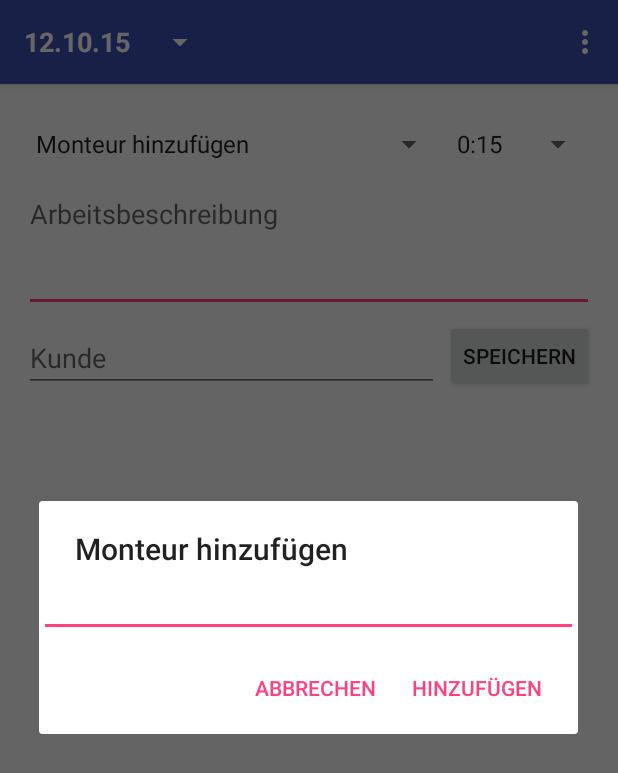
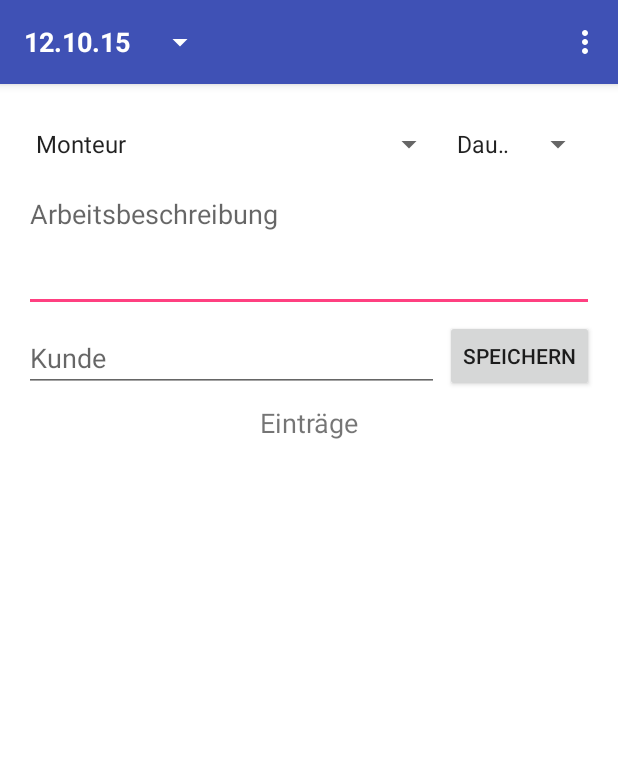
Before and after one commit to JohnAZoidberg/WochenBericht, an Android app: the screen it shows after launch (MainActivity), after a tap on "SPEICHERN", on a phone screen of 412 x 824 dp. Shown: the top 773 px of the screen. Run offline under Robolectric (Android 15) with nearby library versions, the phone set to English and light mode, and no system bars.

Commit message:
Improve UI and UX

```diff
--- a/app/src/main/java/de/struckmeierfliesen/ds/wochenbericht/MainActivity.java
+++ b/app/src/main/java/de/struckmeierfliesen/ds/wochenbericht/MainActivity.java
@@ -42,8 +42,8 @@ public class MainActivity extends AppCompatActivity implements EntryListAdapter.
     private Date date = new Date();
     private EditText clientEdit;
     private EditText workEdit;
-    private int duration = 0;
-    private int installerId = 0;
+    private int duration = -1;
+    private int installerId = -1;
     private ArrayAdapter<String> installerAdapter;
     private EntryListAdapter entryListAdapter;
     private BiMap<String, Integer> installers = HashBiMap.create();
@@ -86,13 +86,17 @@ public class MainActivity extends AppCompatActivity implements EntryListAdapter.
         Button submitButton = (Button) findViewById(R.id.button);
         clientEdit = (EditText) findViewById(R.id.editClient);
         workEdit = (EditText) findViewById(R.id.editWork);
+        //addX(clientEdit);
+        //addX(workEdit);
 
         // set up number picker
         durationSpinner = (Spinner) findViewById(R.id.durationSpinner);
         ArrayList<String> durationStrings = new ArrayList<String>();
-        durationStrings.add("0:15");
+        // add dummy duration as description
+        durationStrings.add(getResources().getString(R.string.duration));
+        durationStrings.add("0:15 h");
         for(int i = 1; i <= 16; i++) {
-            durationStrings.add(Util.convertDuration(i));
+            durationStrings.add(Util.convertDuration(i) + " h");
         }
         ArrayAdapter<String> durationAdapter = new ArrayAdapter<String>(this, android.R.layout.simple_spinner_item, durationStrings);
         durationAdapter.setDropDownViewResource(android.R.layout.simple_spinner_dropdown_item);
@@ -100,7 +104,7 @@ public class MainActivity extends AppCompatActivity implements EntryListAdapter.
         durationSpinner.setOnItemSelectedListener(new AdapterView.OnItemSelectedListener() {
             @Override
             public void onItemSelected(AdapterView<?> parent, View view, int position, long id) {
-                duration = position;
+                duration = position - 1; // -1 because of the
             }
 
             @Override
@@ -149,11 +153,12 @@ public class MainActivity extends AppCompatActivity implements EntryListAdapter.
         installerSpinner.setOnItemSelectedListener(new AdapterView.OnItemSelectedListener() {
             @Override
             public void onItemSelected(AdapterView<?> parent, View view, int position, long id) {
-                if (parent.getCount() == position + 1) {// last item
+                if (parent.getCount() == position + 1) { // last item
                     displayAddInstallerDialog();
                     installerId = position + 1;
                 } else {
-                    installerId = installers.get(installerAdapter.getItem(position));
+                    // -1 because the first element is a dummy elemnt which acts as a hint
+                    if(position != 0) installerId = installers.get(installerAdapter.getItem(position));
                 }
             }
 
@@ -171,6 +176,45 @@ public class MainActivity extends AppCompatActivity implements EntryListAdapter.
         recyclerView.setAdapter(entryListAdapter);
     }
 
+    /*private void addX(final EditText et) {
+        String value = "";
+        et.setText(value);
+        //final Drawable x = getResources().getDrawable(R.drawable.presence_offline);//your x image, this one from standard android images looks pretty good actually
+        final Drawable x = ContextCompat.getDrawable(this, R);
+        x.setBounds(0, 0, x.getIntrinsicWidth(), x.getIntrinsicHeight());
+        et.setCompoundDrawables(null, null, value.equals("") ? null : x, null);
+        et.setOnTouchListener(new View.OnTouchListener() {
+            @Override
+            public boolean onTouch(View v, MotionEvent event) {
+                if (et.getCompoundDrawables()[2] == null) {
+                    return false;
+                }
+                if (event.getAction() != MotionEvent.ACTION_UP) {
+                    return false;
+                }
+                if (event.getX() > et.getWidth() - et.getPaddingRight() - x.getIntrinsicWidth()) {
+                    et.setText("");
+                    et.setCompoundDrawables(null, null, null, null);
+                }
+                return false;
+            }
+        });
+        et.addTextChangedListener(new TextWatcher() {
+            @Override
+            public void onTextChanged(CharSequence s, int start, int before, int count) {
+                et.setCompoundDrawables(null, null, et.getText().toString().equals("") ? null : x, null);
+            }
+
+            @Override
+            public void afterTextChanged(Editable arg0) {
+            }
+
+            @Override
+            public void beforeTextChanged(CharSequence s, int start, int count, int after) {
+            }
+        });
+    }*/
+
     private ArrayList<Entry> getEntries(Date date) {
         dbConn.open();
         ArrayList<Entry> entries = dbConn.getEntriesWithInstaller(date);
@@ -182,6 +226,8 @@ public class MainActivity extends AppCompatActivity implements EntryListAdapter.
         dbConn.open();
         installers = dbConn.getInstallers();
         dbConn.close();
+        installerStrings.clear();
+        installerStrings.add(getResources().getString(R.string.installer));
         for(String s : installers.keySet()) installerStrings.add(s);
         installerStrings.add(Util.ADD_INSTALLER); // add dummy installer which acts as a button
     }
@@ -222,7 +268,11 @@ public class MainActivity extends AppCompatActivity implements EntryListAdapter.
         String work = workEdit.getText().toString();
 
         // check if inputs are valid
-        if(client.isEmpty() || work.isEmpty() || installers.size() == 0) {
+        if(client.isEmpty()
+                || work.isEmpty()
+                //|| installers.size() == 0
+                || duration == -1
+                || installerId == -1) {
             Util.alert(this, getString(R.string.please_enter_input));
             return null;
         }
@@ -323,15 +373,15 @@ public class MainActivity extends AppCompatActivity implements EntryListAdapter.
 
     @Override
     public void entryLongClicked(View view, Entry entry) {
-        Util.alert(this, "Delete Entry" + entry.id);
         deleteEntry(entry);
     }
 
     public void startEditing(Entry entry) {
         clientEdit.setText(entry.client);
         workEdit.setText(entry.work);
-        durationSpinner.setSelection(entry.duration);
-        installerSpinner.setSelection(installerStrings.indexOf(entry.installer));
+        durationSpinner.setSelection(entry.duration + 1); // +1 because of dummy duration which acts as placeholder
+        int position = installerStrings.indexOf(entry.installer);
+        installerSpinner.setSelection(position); // +1 because of dummy duration which acts as placeholder
         editingId = entry.id;
     }
 
--- a/app/src/main/res/layout/content_main.xml
+++ b/app/src/main/res/layout/content_main.xml
@@ -10,7 +10,8 @@ android:paddingTop="@dimen/activity_vertical_margin"
     android:paddingBottom="@dimen/activity_vertical_margin"
     app:layout_behavior="@string/appbar_scrolling_view_behavior"
     tools:showIn="@layout/activity_main"
-tools:context=".MainActivity">
+    tools:context=".MainActivity"
+    android:background="@android:color/white">
 
     <de.struckmeierfliesen.ds.wochenbericht.SelectAgainSpinner
         android:layout_width="wrap_content"
@@ -85,6 +86,21 @@ tools:context=".MainActivity">
         android:id="@+id/listView"
         android:layout_width="match_parent"
         android:layout_height="match_parent"
-        android:layout_below="@+id/editClient" />
+        android:layout_alignParentRight="true"
+        android:layout_alignParentEnd="true"
+        android:layout_below="@+id/listTitle" />
+
+    <TextView
+        android:layout_width="wrap_content"
+        android:layout_height="wrap_content"
+        android:text="Einträge"
+        android:id="@+id/listTitle"
+        android:layout_below="@+id/editClient"
+        android:layout_alignParentLeft="true"
+        android:layout_alignParentStart="true"
+        android:layout_alignParentRight="true"
+        android:layout_alignParentEnd="true"
+        android:gravity="center"
+        android:textSize="18sp" />
 
 </RelativeLayout>
--- a/app/src/main/res/values/colors.xml
+++ b/app/src/main/res/values/colors.xml
@@ -3,4 +3,5 @@
     <color name="colorPrimary">#3F51B5</color>
     <color name="colorPrimaryDark">#303F9F</color>
     <color name="colorAccent">#FF4081</color>
+    <color name="light_grey">#F0F0F0</color>
 </resources>
--- a/app/src/main/res/values/strings.xml
+++ b/app/src/main/res/values/strings.xml
@@ -10,4 +10,5 @@
     <string name="duration">Dauer</string>
     <string name="save">Speichern</string>
     <string name="please_enter_input">Bitte etwas eingeben.</string>
+    <string name="installer">Monteur</string>
 </resources>
```
Also changed, not shown: app/src/main/res/drawable/border_top.xml (added, +20 -0 lines), app/src/main/res/drawable/whiter_element_divider.xml (added, +14 -0 lines), app/src/main/res/layout/entries_list.xml (+18 -23 lines). Lines whose indentation alone changed are shown as unchanged.
